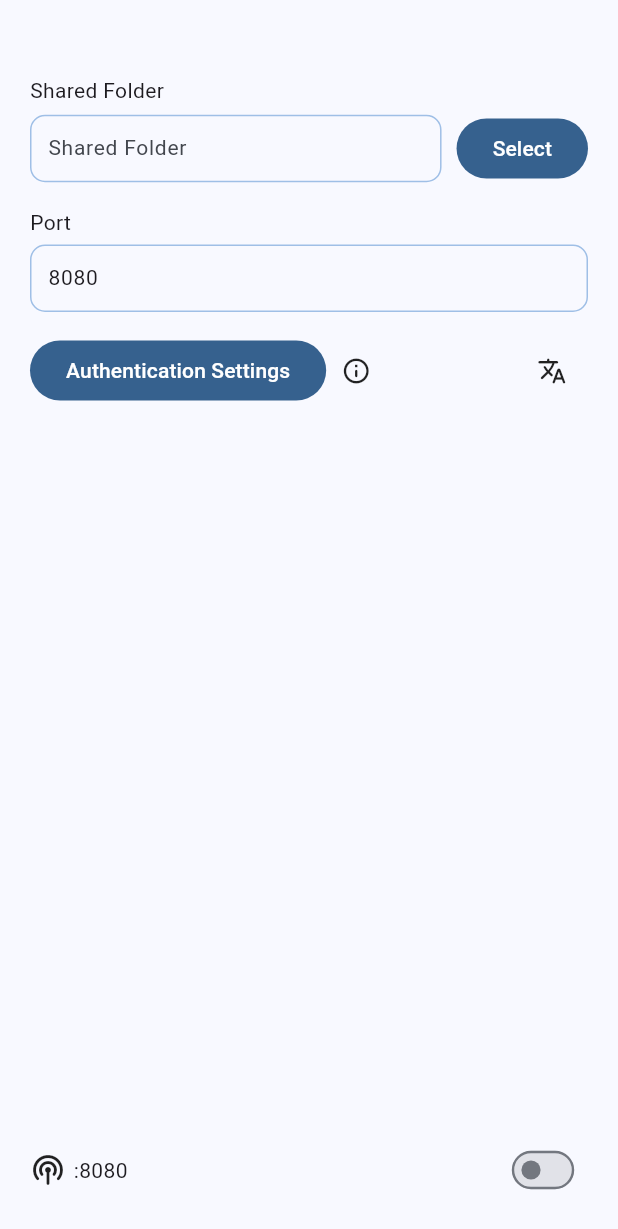
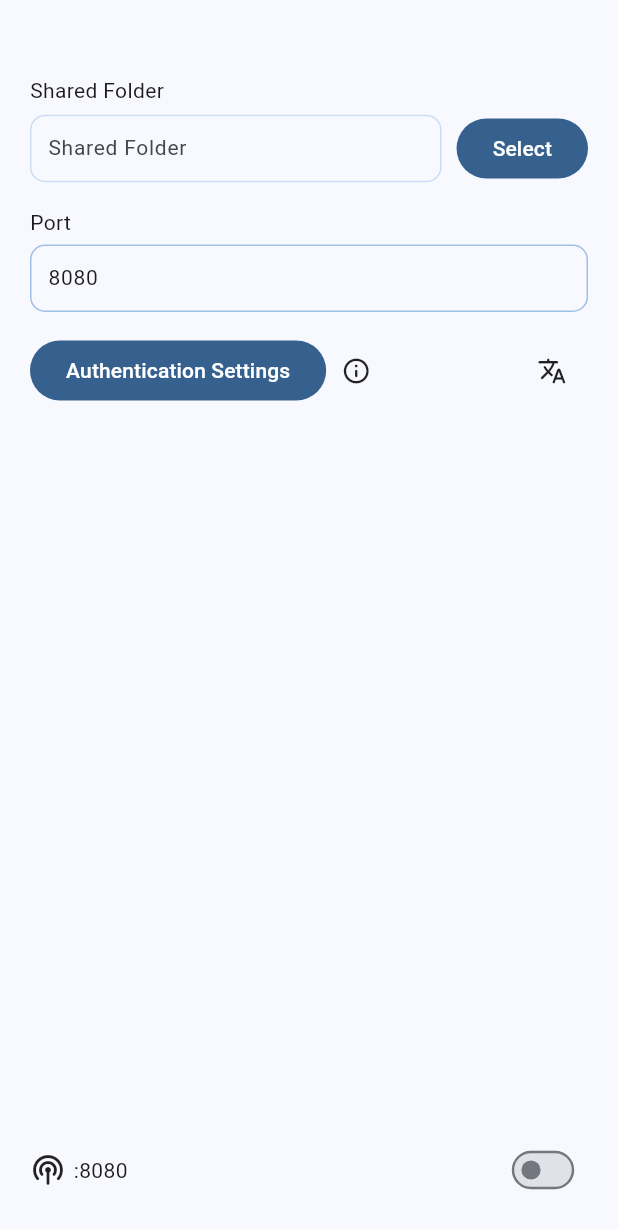
Before and after one commit to Zhoucheng133/Sharer-App, a Flutter app: the screen it shows after launch, on a phone screen of 412 x 824 dp. Shown: the top 1229 px of the screen. Run offline on Flutter 3.47's test engine with Material 3 defaults, Android fonts, the phone set to English and light mode, and no system bars; our stand-ins replace file_picker, get, shared_preferences; missing offline and left inert: dart:ffi, window_manager; Roboto replaces fonts that are missing (PuHui); statements that could not run were skipped.

Commit message:
改进样式

```diff
--- a/lib/main_window.dart
+++ b/lib/main_window.dart
@@ -207,11 +207,11 @@ class _MainWindowState extends State<MainWindow> with WindowListener {
                               isCollapsed: true,
                               contentPadding: const EdgeInsets.symmetric(horizontal: 8, vertical: 12),
                               enabledBorder: OutlineInputBorder(
-                                borderSide: BorderSide(color: Colors.blue[800]!.withAlpha(100), width: 1.0),
+                                borderSide: BorderSide(color: Colors.blue[800]!.withAlpha(50), width: 1.0),
                                 borderRadius: BorderRadius.circular(10)
                               ),
                               focusedBorder: OutlineInputBorder(
-                                borderSide: BorderSide(color: Colors.blue[800]!.withAlpha(100), width: 1.0),
+                                borderSide: BorderSide(color: Colors.blue[800]!.withAlpha(50), width: 1.0),
                                 borderRadius: BorderRadius.circular(10)
                               ),
                             ),
```
